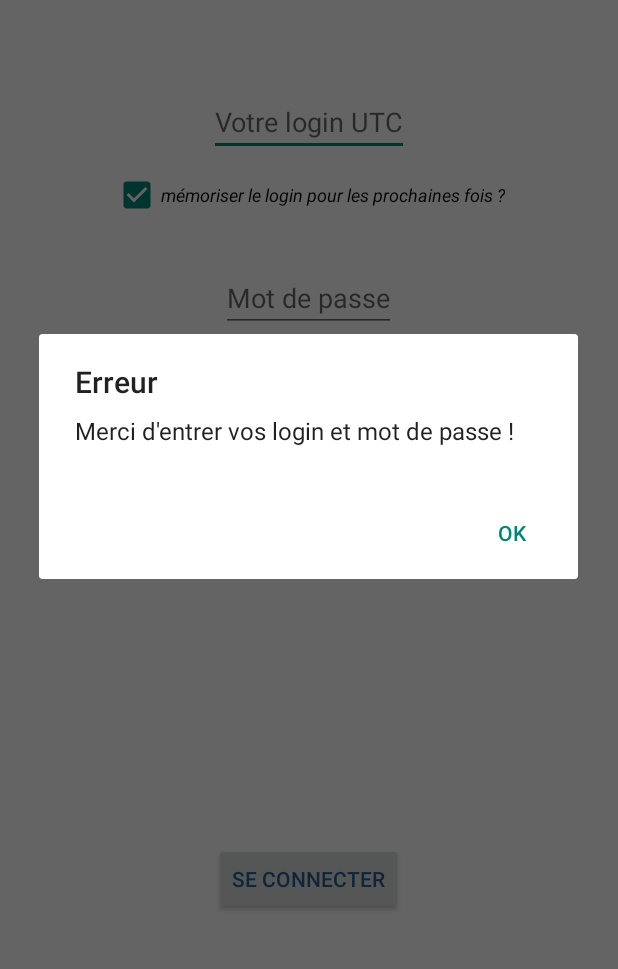
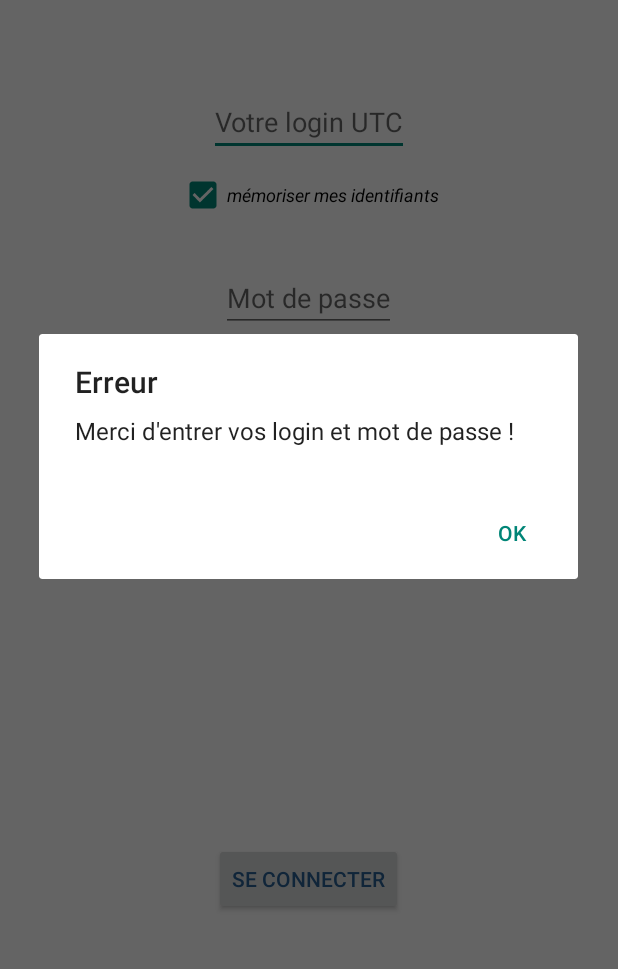
Before and after one commit to 5k4nd/ReuniUT, an Android app: the screen it shows after launch (ActivityLogin), after a tap on "SE CONNECTER", on a phone screen of 412 x 824 dp, the part 161-1130 px from its top. Run offline under Robolectric (Android 15) with nearby library versions, the phone set to English and light mode, and no system bars.

Commit message:
clarification + keepLogin

```diff
--- a/app/src/main/java/fr/baptabl/reuniut/ActivityLogin.java
+++ b/app/src/main/java/fr/baptabl/reuniut/ActivityLogin.java
@@ -1,6 +1,9 @@
 package fr.baptabl.reuniut;
+
+import android.app.AlertDialog;
 import android.content.Context;
 import android.content.Intent;
+import android.content.SharedPreferences;
 import android.os.Bundle;
 import android.support.v7.app.ActionBarActivity;
 import android.util.Log;
@@ -10,68 +13,75 @@ import android.widget.CheckBox;
 import android.widget.EditText;
 import android.widget.TextView;
 import android.widget.Toast;
-import android.app.AlertDialog;
+
 public class ActivityLogin extends ActionBarActivity implements View.OnClickListener /*, ImageGetter*/ {
-    public boolean isConnected;
-    public String tempTicket;
+    //public boolean isConnected; inutilisée ?
+    //public String tempTicket; inutilisée ?
     private String login;
-    private String password;
-    static Context contextLayout;
-    /*
-    @Override
-    protected void onCreate(Bundle savedInstanceState) {
-    super.onCreate(savedInstanceState);
-    setContentView(R.layout.activity_login);
-    }
-    */
-//Interface
+    private String password; //moyen de sécuriser ? autre que du simple String ?
+    static Context contextLayout; //quelle utilisation ? en l'état, c'est sale...
+
     //RelativeLayout layout = null;
     private TextView logoUTC = null;
     private EditText fieldLogin = null;
     private EditText fieldPasswd = null;
     private CheckBox keepLogin = null;
-    private Button buttLogin = null; //= new Button (this, R.style.rect_field);
+    private Button buttLogin = null;
+
     @Override
     public void onCreate(Bundle savedInstanceState) {
         super.onCreate(savedInstanceState);
         contextLayout = this.getBaseContext();
         setContentView(R.layout.activity_login);
+
+    //récupération des identifiants
+        SharedPreferences keptLog = getSharedPreferences("myLog", 0);
+        String login = keptLog.getString("login", "");
+        String password = keptLog.getString("pwd", "");
+
         fieldLogin = (EditText) findViewById(R.id.fieldLogin);
+        fieldLogin.setText(login);
         fieldPasswd = (EditText) findViewById(R.id.fieldPasswd);
+        fieldPasswd.setText(password);
         keepLogin = (CheckBox) findViewById(R.id.keepLogin);
+
 //keepLogin.setOnClickListener(checkedListener);
         buttLogin = (Button) findViewById(R.id.buttLogin);
         buttLogin.setOnClickListener(this);
     }
-    //redéfinition de onClick => CONNECTION
+
+
     @Override
-    public void onClick(View v) {
-        int usersize = fieldLogin.getText().length();
+    public void onClick(View curView) {
+        login = fieldLogin.getText().toString();
+        password = fieldPasswd.getText().toString();
 
-        int passsize = fieldPasswd.getText().length();
-        // si les deux champs sont remplis
-        if (usersize > 0 && passsize > 0) {
+        if ( (login.length() > 0) && (password.length() > 0) ) {
 
             TextView ThrowConnect = (TextView) findViewById(R.id.ThrowConnect);
-            Button b = (Button) v;
+            Button b = (Button) curView;
             b.setText("Connexion en cours...");
+
         //keepLogin
-            CharSequence strKeeplog = null;
+
+            SharedPreferences keptLog = getSharedPreferences("myLog", 0);//à supprimer, présent dès le onCreate de la main activity
             if (keepLogin.isChecked()) {
-                strKeeplog = "login enregistré";
-// setString(R.string.login=login); // att., impossible de mod. le strings.xml dynamiquement !
+                SharedPreferences.Editor editor = keptLog.edit();
+                editor.putString("login", login);
+                editor.putString("psswd", password);
+                editor.commit();
+                Toast toast = Toast.makeText(this, "login enregistré", Toast.LENGTH_SHORT);
+                toast.show();
             } else {
-                strKeeplog = "login non enregistré";
-// setString(R.string.login="login");
+                SharedPreferences.Editor editor = keptLog.edit();
+                editor.clear();
+                editor.commit();
             }
-            int duration = Toast.LENGTH_SHORT;
-            Toast toast = Toast.makeText(this, strKeeplog, duration);
-            toast.show();
+
+
 //CAS
 //Boolean connectionReussie = true;
 
-            login = fieldLogin.getText().toString();
-            password = fieldPasswd.getText().toString();
 
 
 //String ticket = Cas.getTicket(login, password);
@@ -84,8 +94,7 @@ Log.e("Cas.postData()", "I got an error", e);
 }
 */
 
-            login curLogin = fr.baptabl.reuniut.login.getInstance(login, password);// On cree l'utilisateur
-
+            login curLogin = fr.baptabl.reuniut.login.getInstance(login, password);//on crée l'utilisateur
 
             if (curLogin == null /* a décomenter lorsque on aura réussi à faire attendre la requête  || curLogin.getEmploi() == null || curLogin.getEmploi().montreEmploi() == null*/)//Si le constructeur a renvoyé une erreur
             {
@@ -109,7 +118,9 @@ Log.e("Cas.postData()", "I got an error", e);
             ad.show();
         }
     }
-/*
+
+
+/* à faire : intégration image (logo)
     @Override
     public Drawable getDrawable(String source) {
     Drawable retour = null;
@@ -121,24 +132,5 @@ retour.getIntrinsicHeight());
     return retour;
     }
 */
-/*
-@Override
-public boolean onCreateOptionsMenu(Menu menu) {
-// Inflate the menu; this adds items to the action bar if it is present.
-getMenuInflater().inflate(R.menu.menu_reuni_ut, menu);
-return true;
+
 }
-@Override
-public boolean onOptionsItemSelected(MenuItem item) {
-// Handle action bar item clicks here. The action bar will
-// automatically handle clicks on the Home/Up button, so long
-// as you specify a parent activity in AndroidManifest.xml.
-int id = item.getItemId();
-//noinspection SimplifiableIfStatement
-if (id == R.id.action_settings) {
-return true;
-}
-return super.onOptionsItemSelected(item);
-}
-*/
-}
--- a/app/src/main/res/values/strings.xml
+++ b/app/src/main/res/values/strings.xml
@@ -6,7 +6,7 @@
     <string name="action_settings">Settings</string>
     <string name="description">Application UTCéenne de prise de Rendez-vous.</string>
     <string name="login">Votre login UTC</string>
-    <string name="memoriser">mémoriser le login pour les prochaines fois ?</string>
+    <string name="memoriser">mémoriser mes identifiants</string>
     <string name="password">Mot de passe</string>
     <string name="logingIn">Se connecter</string>
     <string name="logout">Se déconnecter</string>
```
Also changed, not shown: 1 other file. Lines whose indentation alone changed are shown as unchanged.
